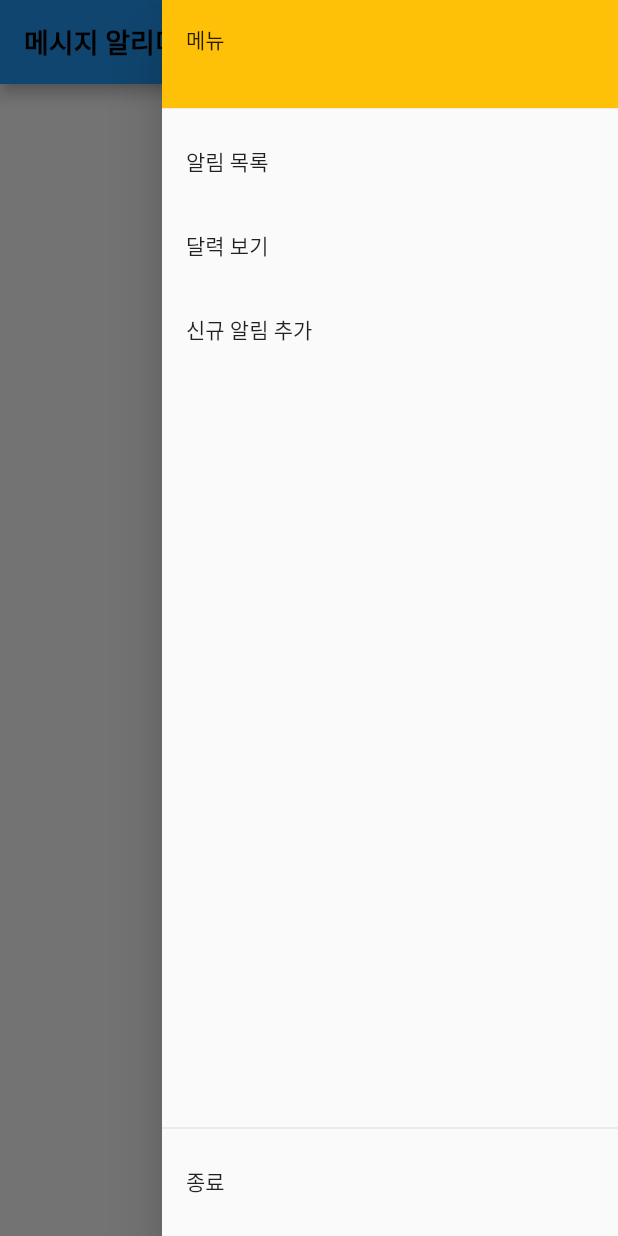
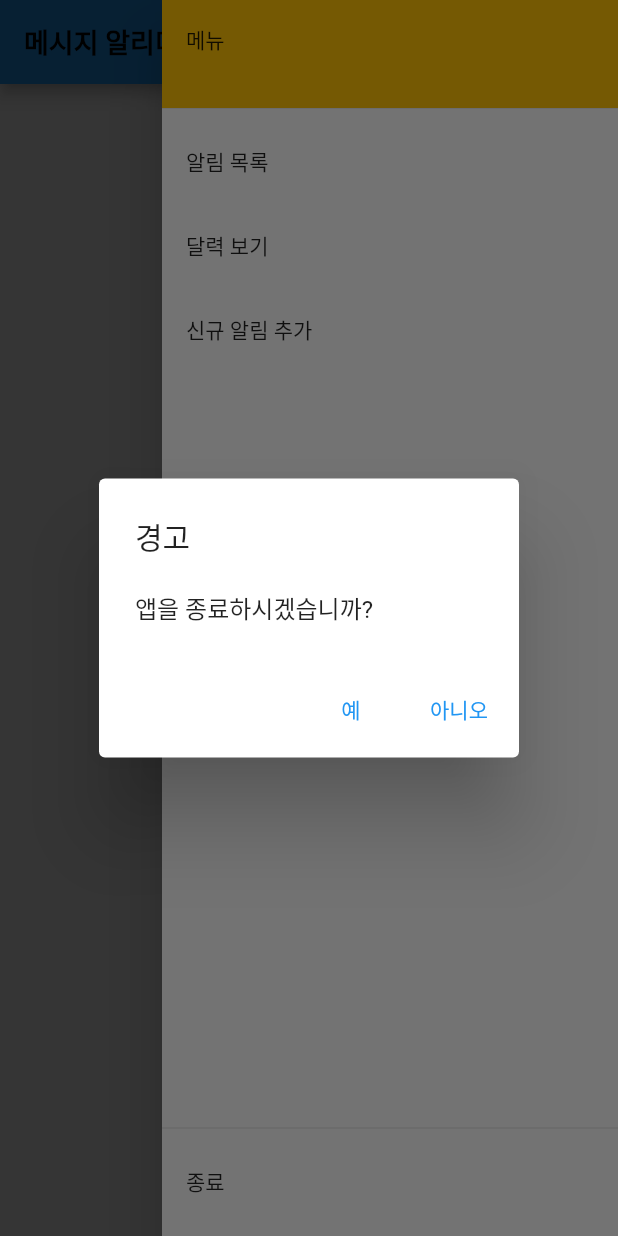
Before and after one commit to heiliglied/PushNotify, a Flutter app: the screen it shows after launch, in the side drawer, after a tap on "종료", on a phone screen of 412 x 824 dp. Run offline on Flutter 3.47's test engine with Material 2 defaults, Android fonts, the phone set to English and light mode, and no system bars.

Commit message:
다이얼로그 호출 클래스 완성.

```diff
--- a/lib/libraries/UniDialog.dart
+++ b/lib/libraries/UniDialog.dart
@@ -1,24 +1,80 @@
 import 'package:flutter/material.dart';
 import 'package:flutter/cupertino.dart';
+import 'package:flutter/services.dart';
 
 class UniDialog {
-  static void dialog(BuildContext context, {
+  static void callDialog(BuildContext context, {
     required String title,
     required String content,
     required String positiveText,
-    required void Function() positive,
+    void Function()? positive,
     String? negativeText,
-    Function()? negative,
-    //void Function() negative,
+    void Function()? negative,
   }) {
     if(TargetPlatform.iOS == true) {
 
-    } else if(TargetPlatform.android == true) {
-      //android
+    } else {
+      _showDialog(
+        context,
+        title: title,
+        content: content,
+        positiveText: positiveText,
+        positive: positive,
+        negativeText: negativeText,
+        negative: negative
+      );
     }
   }
 
-  void _dismiss(context) {
+  static void _showDialog(BuildContext context, {
+    required String title,
+    required String content,
+    required String positiveText,
+    void Function()? positive,
+    String? negativeText,
+    void Function()? negative,
+  }) {
+    showDialog(context: context,
+        builder: (BuildContext context) =>
+          AlertDialog(
+            title: Text(title),
+            content: Text(content),
+            actions: [
+              TextButton(onPressed: () => { positive ?? _closeApp(context) }, child: Text(positiveText)),
+              if(negativeText != '' || negativeText != null) TextButton(onPressed: () => { negative ?? _dismiss(context) }, child: Text(negativeText ?? '')),
+            ],
+          )
+      );
+  }
+
+  static void _cupertinoDialog(BuildContext context, {
+    required String title,
+    required String content,
+    required String positiveText,
+    void Function()? positive,
+    String? negativeText,
+    void Function()? negative,
+  }) {
+    showDialog(context: context,
+    builder: (BuildContext context) =>
+      AlertDialog(
+        title: Text(title),
+        content: Text(content),
+        actions: [
+          CupertinoDialogAction(child: Text(positiveText), onPressed:  () => { positive ?? _closeApp(context) }, isDefaultAction: true),
+          if(negativeText != '' || negativeText != null)
+            CupertinoDialogAction(child: Text(negativeText ?? ''), onPressed: () => {
+              negative ?? _dismiss(context)
+            }, isDefaultAction: true),
+        ],
+      )
+    );
+  }
+
+  static void _closeApp(context) {
+    SystemChannels.platform.invokeMethod('SystemNavigator.pop');
+  }
+  static void _dismiss(context) {
     Navigator.pop(context);
   }
 }
--- a/lib/views/partitions/BaseDrawer.dart
+++ b/lib/views/partitions/BaseDrawer.dart
@@ -1,5 +1,7 @@
+import 'package:flutter/services.dart';
 import 'package:push_notify/routes.dart';
 import 'package:flutter/material.dart';
+import 'package:push_notify/libraries/UniDialog.dart';
 
 class BaseDrawer extends StatelessWidget {
   BaseDrawer({Key? key, Widget? child, String? semanticLabel});
@@ -54,7 +56,16 @@ class BaseDrawer extends StatelessWidget {
                   ListTile(
                     title: Text('종료'),
                     onTap: () {
-                      //종료하기
+                      UniDialog.callDialog(
+                        context,
+                        title: "경고",
+                        content: "앱을 종료하시겠습니까?",
+                        positiveText: "예",
+                        positive: () {
+                          SystemChannels.platform.invokeMethod('SystemNavigator.pop');
+                        },
+                        negativeText: "아니오"
+                      );
                     },
                   )
                 ],
```
